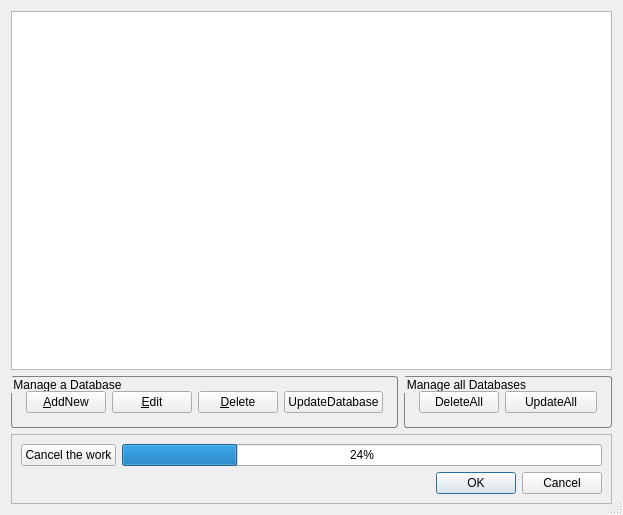
The window that QuickCatalog/cataloglist.ui (kanryu/quickviewer) describes before a commit, drawn with Qt 5.
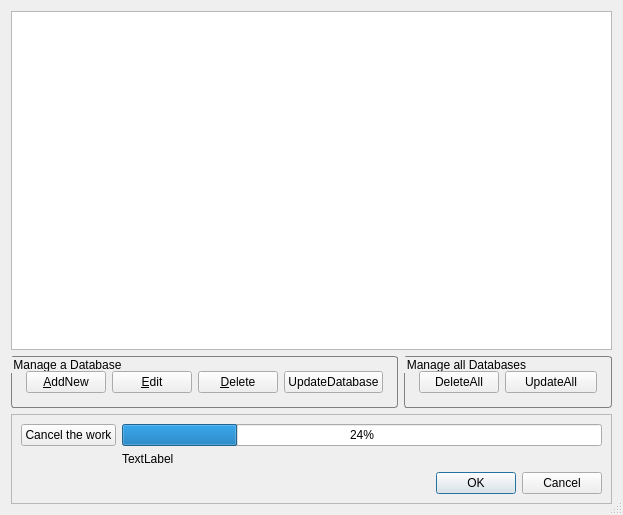
The same window after the commit.

Commit message: making catalogwindow, managedatabasedialog, databasesettingdialog - making catalogwindow(volumeList)

The edit to the form file:
```diff
--- a/QuickCatalog/cataloglist.ui
+++ b/QuickCatalog/cataloglist.ui
@@ -10,6 +10,9 @@
     <height>515</height>
    </rect>
   </property>
+  <property name="acceptDrops">
+   <bool>true</bool>
+  </property>
   <property name="windowTitle">
    <string>ManageDatabases</string>
   </property>
@@ -179,7 +182,7 @@
         </property>
        </widget>
       </item>
-      <item row="2" column="1">
+      <item row="3" column="1">
        <widget class="QDialogButtonBox" name="buttonBox">
         <property name="orientation">
          <enum>Qt::Horizontal</enum>
@@ -196,6 +199,13 @@
         </property>
        </widget>
       </item>
+      <item row="2" column="1">
+       <widget class="QLabel" name="volumeNameLabel">
+        <property name="text">
+         <string>TextLabel</string>
+        </property>
+       </widget>
+      </item>
      </layout>
     </widget>
    </item>
```
The commit also changes 22 other files.
